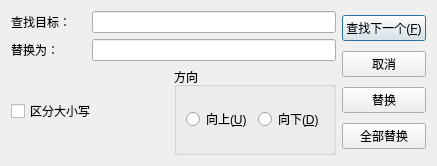
Before: the Qt Designer form replacedialog.ui in GHrongjie/QtTextEditor, drawn with Qt 5.
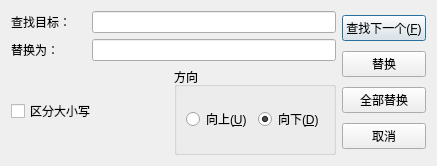
After: the same form once the commit is applied.

Diff of the .ui file:
```diff
--- a/replacedialog.ui
+++ b/replacedialog.ui
@@ -101,6 +101,9 @@
                 <property name="text">
                  <string>向下(&amp;D)</string>
                 </property>
+                <property name="checked">
+                 <bool>true</bool>
+                </property>
                </widget>
               </item>
              </layout>
@@ -121,13 +124,6 @@
          </property>
         </widget>
        </item>
-       <item>
-        <widget class="QPushButton" name="btnCancel">
-         <property name="text">
-          <string>取消</string>
-         </property>
-        </widget>
-       </item>
        <item>
         <widget class="QPushButton" name="btnReplace">
          <property name="text">
@@ -142,6 +138,13 @@
          </property>
         </widget>
        </item>
+       <item>
+        <widget class="QPushButton" name="btnCancel">
+         <property name="text">
+          <string>取消</string>
+         </property>
+        </widget>
+       </item>
       </layout>
      </item>
     </layout>
```
Left out of the diff: 4 changed lines with no effect on the pictures.
